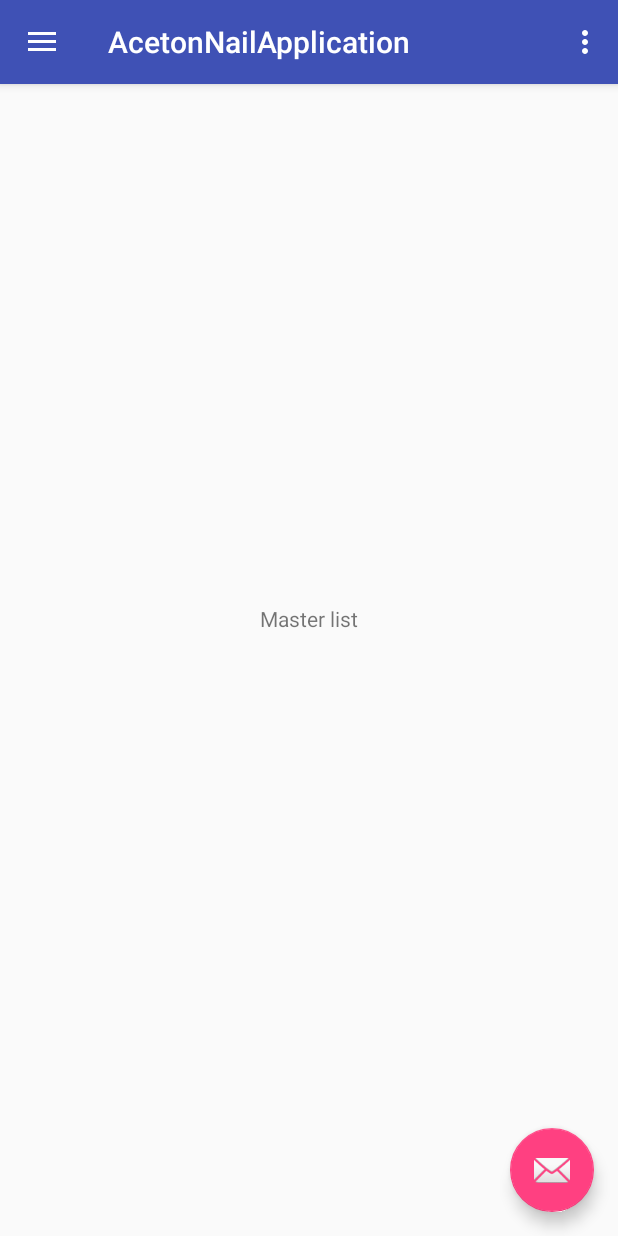
After one commit to zore3xAD/AcetonNailApplication, an Android app: the fragment MastersListFragment placed in its activity, on a phone screen of 412 x 824 dp. The commit adds this screen. Run offline under Robolectric (Android 15) with nearby library versions, the phone set to English and light mode, and no system bars.

Commit message:
Create masters fragment

```diff
--- a/app/src/main/java/com/android/zore3x/acetonnailapplication/MainActivity.java
+++ b/app/src/main/java/com/android/zore3x/acetonnailapplication/MainActivity.java
@@ -17,6 +17,7 @@ import android.view.Menu;
 import android.view.MenuItem;
 
 import com.android.zore3x.acetonnailapplication.clients.ClientsListFragment;
+import com.android.zore3x.acetonnailapplication.masters.MastersListFragment;
 
 public class MainActivity extends AppCompatActivity
         implements NavigationView.OnNavigationItemSelectedListener {
@@ -94,6 +95,7 @@ public class MainActivity extends AppCompatActivity
                 break;
             case R.id.nav_masters:
                 Log.i(TAG, "Masters tab");
+                fillMainContent(MastersListFragment.newInstance());
                 break;
             case R.id.nav_timetable:
                 Log.i(TAG, "Timetable tab");
@@ -109,11 +111,9 @@ public class MainActivity extends AppCompatActivity
         FragmentManager fm = getSupportFragmentManager();
         Fragment fragmentContainer = fm.findFragmentById(R.id.fragment_container);
 
-        if (fragmentContainer == null) {
-            fragmentContainer = fragment;
-            fm.beginTransaction()
-                    .add(R.id.fragment_container, fragmentContainer)
-                    .commit();
-        }
+        fragmentContainer = fragment;
+        fm.beginTransaction()
+                .replace(R.id.fragment_container, fragmentContainer)
+                .commit();
     }
 }
--- /dev/null
+++ b/app/src/main/java/com/android/zore3x/acetonnailapplication/masters/MastersListFragment.java
@@ -0,0 +1,39 @@
+package com.android.zore3x.acetonnailapplication.masters;
+
+import android.os.Bundle;
+import android.support.annotation.Nullable;
+import android.support.v4.app.Fragment;
+import android.util.Log;
+import android.view.LayoutInflater;
+import android.view.View;
+import android.view.ViewGroup;
+
+import com.android.zore3x.acetonnailapplication.R;
+
+/**
+ * Created by DobrogorskiyAA on 27.11.2017.
+ */
+
+public class MastersListFragment extends Fragment {
+
+    private static final String TAG = "MastersListFragment";
+
+    public static MastersListFragment newInstance() {
+
+        Bundle args = new Bundle();
+
+        MastersListFragment fragment = new MastersListFragment();
+        fragment.setArguments(args);
+        return fragment;
+    }
+
+    @Nullable
+    @Override
+    public View onCreateView(LayoutInflater inflater, @Nullable ViewGroup container, @Nullable Bundle savedInstanceState) {
+        Log.i(TAG, "master list fragment");
+
+        View v = inflater.inflate(R.layout.fragment_masters_list, container, false);
+
+        return v;
+    }
+}
--- /dev/null
+++ b/app/src/main/res/layout/fragment_masters_list.xml
@@ -0,0 +1,22 @@
+<?xml version="1.0" encoding="utf-8"?>
+<android.support.constraint.ConstraintLayout xmlns:android="http://schemas.android.com/apk/res/android"
+                                             xmlns:app="http://schemas.android.com/apk/res-auto"
+                                             xmlns:tools="http://schemas.android.com/tools"
+                                             android:orientation="vertical"
+                                             android:layout_width="match_parent"
+                                             android:layout_height="match_parent">
+
+    <TextView
+        android:id="@+id/textView3"
+        android:layout_width="wrap_content"
+        android:layout_height="wrap_content"
+        android:layout_marginBottom="8dp"
+        android:layout_marginLeft="8dp"
+        android:layout_marginRight="8dp"
+        android:layout_marginTop="8dp"
+        android:text="Master list"
+        app:layout_constraintBottom_toBottomOf="parent"
+        app:layout_constraintLeft_toLeftOf="parent"
+        app:layout_constraintRight_toRightOf="parent"
+        app:layout_constraintTop_toTopOf="parent"/>
+</android.support.constraint.ConstraintLayout>
```
